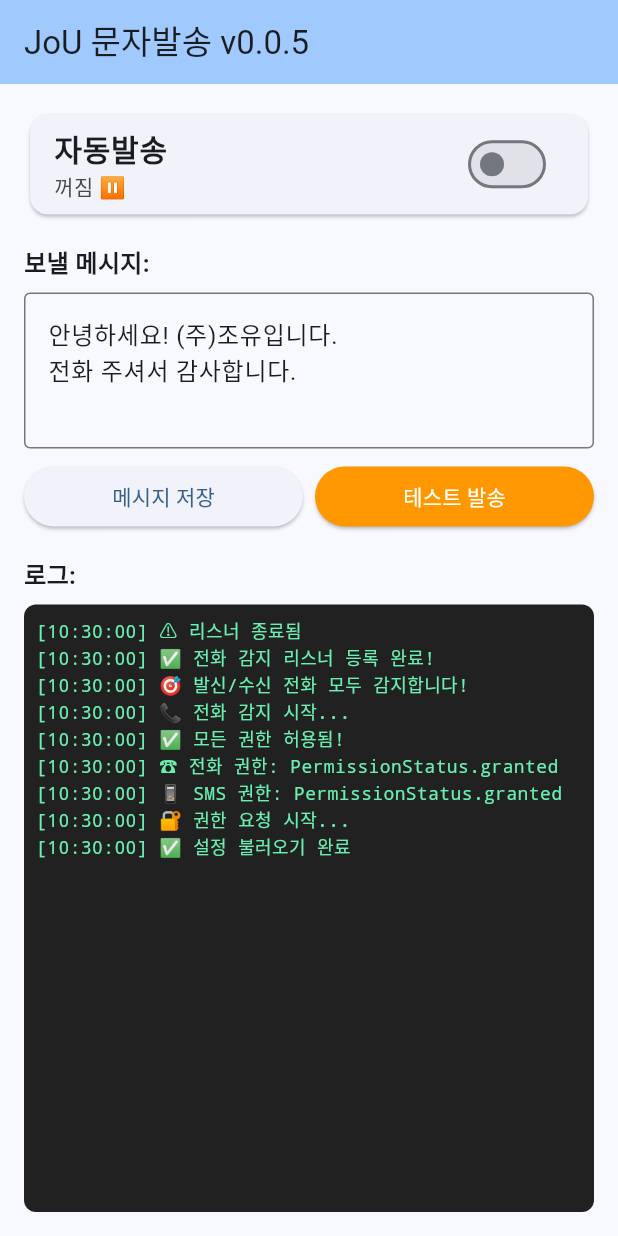
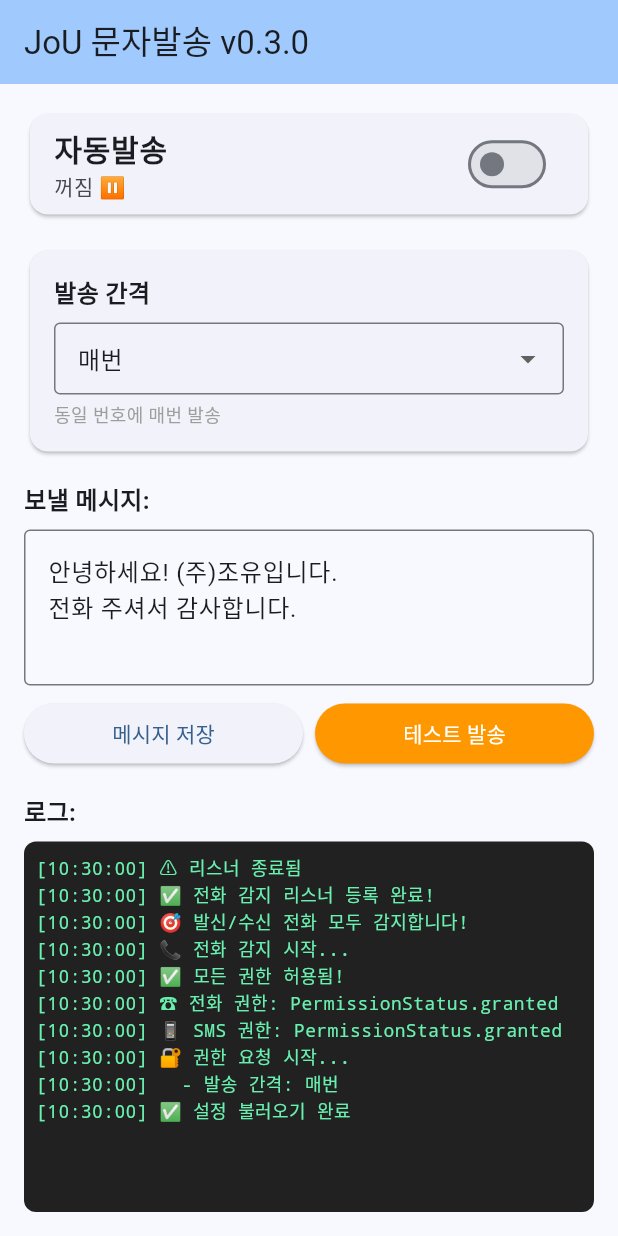
Before and after one commit to drjo70/JoU-SMS, a Flutter app: the screen it shows after launch, on a phone screen of 412 x 824 dp. Run offline on Flutter 3.47's test engine with Material 3 defaults, Android fonts, the phone set to English and light mode, and no system bars; our stand-ins replace permission_handler, shared_preferences; missing offline and left inert: phone_state.

Commit message:
v0.3.0: 발송 간격 기능 추가 (매번/1주일/2주일/1개월)

```diff
--- a/lib/main.dart
+++ b/lib/main.dart
@@ -36,6 +36,7 @@ class HomePage extends StatefulWidget {
 class _HomePageState extends State<HomePage> {
   bool _autoSendEnabled = false;
   String _message = '안녕하세요! (주)조유입니다.\n전화 주셔서 감사합니다.';
+  int _sendIntervalDays = 0; // 0=매번, 7=1주일, 14=2주일, 30=1개월
   final TextEditingController _messageController = TextEditingController();
   static const platform = MethodChannel('com.joyou.sms/sms');
 
@@ -61,16 +62,73 @@ class _HomePageState extends State<HomePage> {
     setState(() {
       _autoSendEnabled = prefs.getBool('auto_send_enabled') ?? false;
       _message = prefs.getString('message') ?? _message;
+      _sendIntervalDays = prefs.getInt('send_interval_days') ?? 0;
       _messageController.text = _message;
     });
     _addLog('✅ 설정 불러오기 완료');
+    _addLog('  - 발송 간격: ${_getIntervalText()}');
   }
 
   Future<void> _saveSettings() async {
     final prefs = await SharedPreferences.getInstance();
     await prefs.setBool('auto_send_enabled', _autoSendEnabled);
     await prefs.setString('message', _message);
+    await prefs.setInt('send_interval_days', _sendIntervalDays);
     _addLog('💾 설정 저장 완료');
+  }
+
+  String _getIntervalText() {
+    switch (_sendIntervalDays) {
+      case 0:
+        return '매번';
+      case 7:
+        return '1주일';
+      case 14:
+        return '2주일';
+      case 30:
+        return '1개월';
+      default:
+        return '매번';
+    }
+  }
+
+  Future<bool> _canSendToNumber(String phoneNumber) async {
+    if (_sendIntervalDays == 0) {
+      _addLog('⏱️ 발송 간격: 매번 (체크 안 함)');
+      return true; // 매번 발송
+    }
+
+    final prefs = await SharedPreferences.getInstance();
+    final key = 'last_sent_$phoneNumber';
+    final lastSentTime = prefs.getInt(key);
+
+    if (lastSentTime == null) {
+      _addLog('📝 $phoneNumber: 첫 발송');
+      return true; // 처음 발송
+    }
+
+    final now = DateTime.now().millisecondsSinceEpoch;
+    final daysPassed = (now - lastSentTime) / (1000 * 60 * 60 * 24);
+
+    _addLog('⏱️ $phoneNumber: ${daysPassed.toStringAsFixed(1)}일 경과');
+    _addLog('  - 설정 간격: $_sendIntervalDays일');
+
+    if (daysPassed >= _sendIntervalDays) {
+      _addLog('✅ 발송 가능! (${daysPassed.toStringAsFixed(1)}일 >= $_sendIntervalDays일)');
+      return true;
+    } else {
+      final remainingDays = (_sendIntervalDays - daysPassed).ceil();
+      _addLog('⏸️ 발송 스킵! ($remainingDays일 후 가능)');
+      return false;
+    }
+  }
+
+  Future<void> _recordSentTime(String phoneNumber) async {
+    final prefs = await SharedPreferences.getInstance();
+    final key = 'last_sent_$phoneNumber';
+    final now = DateTime.now().millisecondsSinceEpoch;
+    await prefs.setInt(key, now);
+    _addLog('📝 발송 기록 저장: $phoneNumber');
   }
 
   Future<void> _requestPermissions() async {
@@ -169,8 +227,17 @@ class _HomePageState extends State<HomePage> {
   }
 
   Future<void> _sendSMS(String phoneNumber) async {
-    _addLog('🚀 SMS 발송 시작...');
+    _addLog('🚀 SMS 발송 체크 시작...');
     _addLog('  - 받는 사람: $phoneNumber');
+    _addLog('  - 발송 간격 설정: ${_getIntervalText()}');
+
+    // 발송 간격 체크
+    final canSend = await _canSendToNumber(phoneNumber);
+    if (!canSend) {
+      _addLog('⏸️ 발송 간격 조건 미충족 - SMS 스킵');
+      return;
+    }
+
     _addLog('  - 메시지: $_message');
 
     try {
@@ -181,6 +248,7 @@ class _HomePageState extends State<HomePage> {
 
       if (result) {
         _addLog('✅✅✅ SMS 발송 완료!');
+        await _recordSentTime(phoneNumber); // 발송 시간 기록
       } else {
         _addLog('❌ SMS 발송 실패');
       }
@@ -263,7 +331,7 @@ class _HomePageState extends State<HomePage> {
   Widget build(BuildContext context) {
     return Scaffold(
       appBar: AppBar(
-        title: const Text('JoU 문자발송 v0.0.5'),
+        title: const Text('JoU 문자발송 v0.3.0'),
         backgroundColor: Theme.of(context).colorScheme.inversePrimary,
       ),
       body: Padding(
@@ -287,6 +355,50 @@ class _HomePageState extends State<HomePage> {
                   _saveSettings();
                   _addLog(_autoSendEnabled ? '✅ 자동발송 ON' : '⏸️ 자동발송 OFF');
                 },
+              ),
+            ),
+
+            const SizedBox(height: 16),
+
+            // 발송 간격 선택
+            Card(
+              child: Padding(
+                padding: const EdgeInsets.all(16.0),
+                child: Column(
+                  crossAxisAlignment: CrossAxisAlignment.start,
+                  children: [
+                    const Text(
+                      '발송 간격',
+                      style: TextStyle(fontSize: 16, fontWeight: FontWeight.bold),
+                    ),
+                    const SizedBox(height: 8),
+                    DropdownButtonFormField<int>(
+                      value: _sendIntervalDays,
+                      decoration: const InputDecoration(
+                        border: OutlineInputBorder(),
+                        contentPadding: EdgeInsets.symmetric(horizontal: 12, vertical: 8),
+                      ),
+                      items: const [
+                        DropdownMenuItem(value: 0, child: Text('매번')),
+                        DropdownMenuItem(value: 7, child: Text('1주일')),
+                        DropdownMenuItem(value: 14, child: Text('2주일')),
+                        DropdownMenuItem(value: 30, child: Text('1개월')),
+                      ],
+                      onChanged: (value) {
+                        setState(() {
+                          _sendIntervalDays = value!;
+                        });
+                        _saveSettings();
+                        _addLog('⏱️ 발송 간격 변경: ${_getIntervalText()}');
+                      },
+                    ),
+                    const SizedBox(height: 4),
+                    Text(
+                      '동일 번호에 ${_getIntervalText()} 발송',
+                      style: const TextStyle(fontSize: 12, color: Colors.grey),
+                    ),
+                  ],
+                ),
               ),
             ),
 
--- a/pubspec.yaml
+++ b/pubspec.yaml
@@ -2,7 +2,7 @@ name: jou_sms
 description: "소상공인을 위한 초간단 자동 홍보문자 앱"
 publish_to: 'none'
 
-version: 0.2.6+11
+version: 0.3.0+12
 
 environment:
   sdk: ^3.9.2
```
